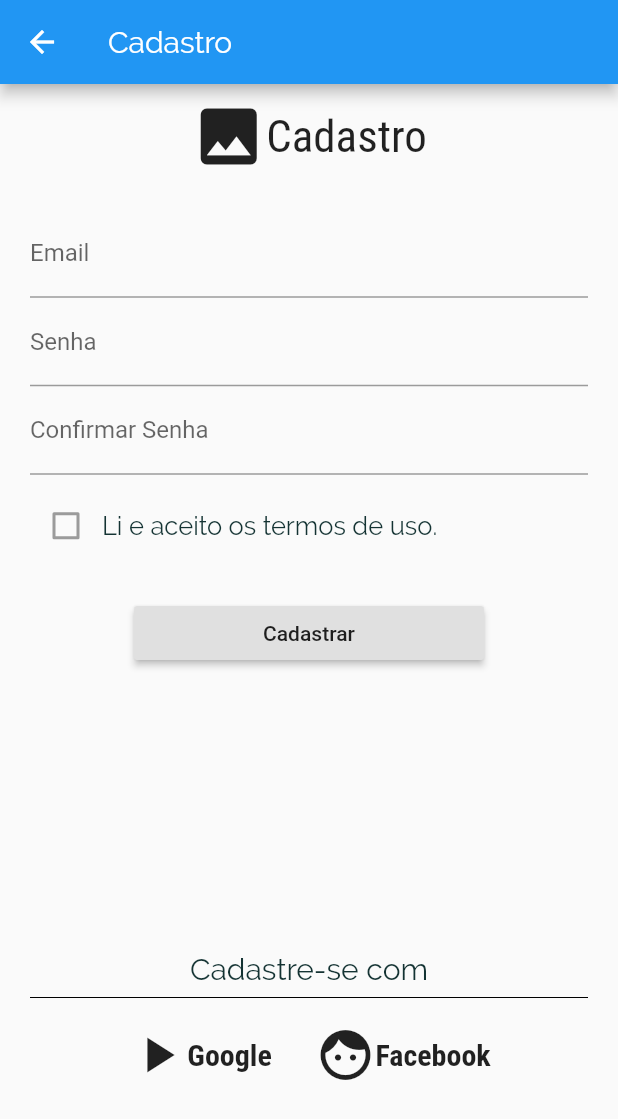
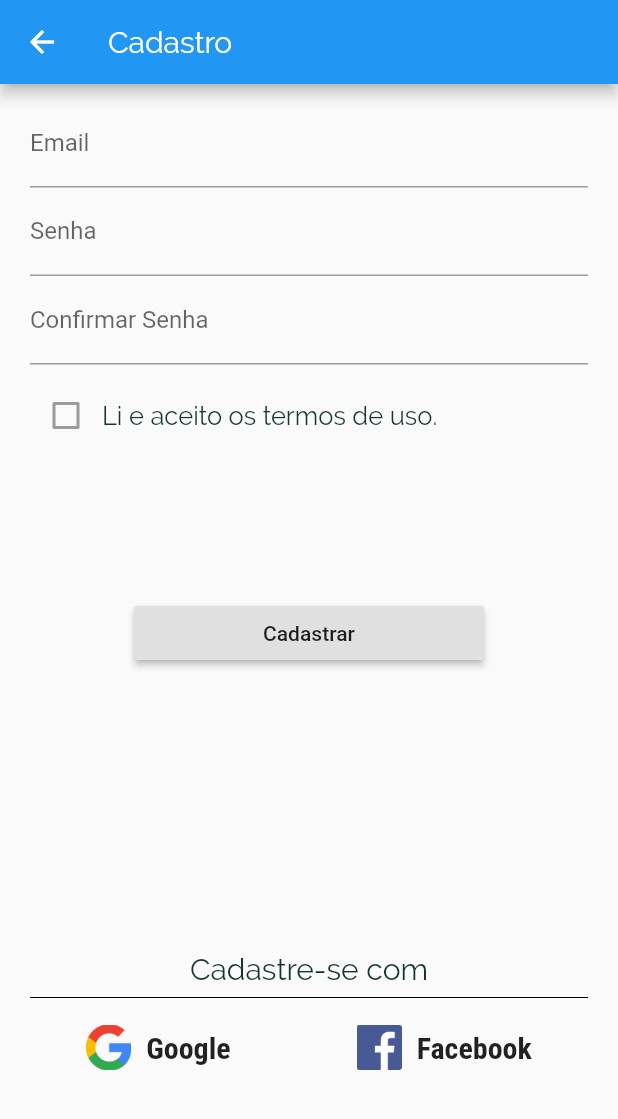
Before and after one commit to ViniPessoa8/Movin, a Flutter app: the PainelCadastro screen opened by its route, on a phone screen of 412 x 824 dp. Shown: the top 1119 px of the screen. Run offline on Flutter 3.47's test engine with Material 2 defaults, Android fonts, the phone set to English and light mode, and no system bars; our stand-ins replace flutter_speed_dial, location; missing offline and left inert: mapbox_gl.

Commit message:
feat: login google facebook logos

```diff
--- a/movin_project/lib/views/widgets/login/painel_cadastro.dart
+++ b/movin_project/lib/views/widgets/login/painel_cadastro.dart
@@ -2,17 +2,22 @@ import 'package:flutter/material.dart';
 
 class PainelCadastro extends StatelessWidget {
   static final String nomeRota = '/Cadastro';
+  final AssetImage googleLogo = AssetImage('assets/media/google_logo.png');
+  final AssetImage facebookLogo = AssetImage('assets/media/facebook_logo.png');
 
   Widget buildLoginAlternativo(
-      BuildContext ctx, String titulo, IconData icone) {
+      BuildContext ctx, String titulo, AssetImage imagem) {
     return Container(
       // decoration: BoxDecoration(border: Border.all()),
       padding: EdgeInsets.all(10),
       child: Row(
         children: [
-          Icon(
-            icone,
-            size: 40,
+          Container(
+            margin: EdgeInsets.only(right: 10.0),
+            child: Image(
+              image: imagem,
+              width: 30,
+            ),
           ),
           Text(
             titulo,
@@ -38,19 +43,19 @@ class PainelCadastro extends StatelessWidget {
             child: Column(
               mainAxisAlignment: MainAxisAlignment.spaceBetween,
               children: [
-                Row(
-                  mainAxisAlignment: MainAxisAlignment.center,
-                  children: [
-                    Icon(Icons.image, size: 50),
-                    Text(
-                      'Cadastro',
-                      style: Theme.of(context)
-                          .textTheme
-                          .headline5
-                          .copyWith(fontSize: 30),
-                    ),
-                  ],
-                ),
+                //   Row(
+                //     mainAxisAlignment: MainAxisAlignment.center,
+                //     children: [
+                //       Icon(Icons.image, size: 50),
+                //       Text(
+                //         'Cadastro',
+                //         style: Theme.of(context)
+                //             .textTheme
+                //             .headline5
+                //             .copyWith(fontSize: 30),
+                //       ),
+                //     ],
+                //   ),
                 Column(
                   children: [
                     TextField(
@@ -106,11 +111,10 @@ class PainelCadastro extends StatelessWidget {
                   color: Colors.black,
                 ),
                 Row(
-                  mainAxisAlignment: MainAxisAlignment.center,
+                  mainAxisAlignment: MainAxisAlignment.spaceAround,
                   children: [
-                    buildLoginAlternativo(
-                        context, 'Google  ', Icons.play_arrow),
-                    buildLoginAlternativo(context, 'Facebook', Icons.face),
+                    buildLoginAlternativo(context, 'Google  ', googleLogo),
+                    buildLoginAlternativo(context, 'Facebook', facebookLogo),
                   ],
                 ),
               ],
--- a/movin_project/pubspec.yaml
+++ b/movin_project/pubspec.yaml
@@ -50,7 +50,9 @@ flutter:
   uses-material-design: true
 
   # To add assets to your application, add an assets section, like this:
-  # assets:
+  assets:
+      - assets/media/google_logo.png
+      - assets/media/facebook_logo.png
   #   - images/a_dot_burr.jpeg
   #   - images/a_dot_ham.jpeg
 
```
Also changed, not shown: movin_project/assets/media/facebook_logo.png (added), movin_project/assets/media/google_logo.png (added).
